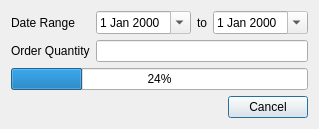
First picture: the form in orderlistgetdialog.ui, repository xlongfeng/alixixi, before the edit.
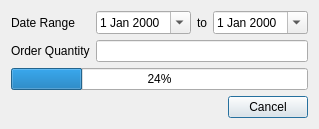
Second picture: the form after the edit.

Commit message: redefine layout

```diff
--- a/orderlistgetdialog.ui
+++ b/orderlistgetdialog.ui
@@ -30,9 +30,6 @@
          <property name="focusPolicy">
           <enum>Qt::NoFocus</enum>
          </property>
-         <property name="readOnly">
-          <bool>true</bool>
-         </property>
          <property name="calendarPopup">
           <bool>true</bool>
          </property>
@@ -59,9 +56,6 @@
          <property name="focusPolicy">
           <enum>Qt::NoFocus</enum>
          </property>
-         <property name="readOnly">
-          <bool>true</bool>
-         </property>
          <property name="calendarPopup">
           <bool>true</bool>
          </property>
```
The commit also changes 5 other files.
